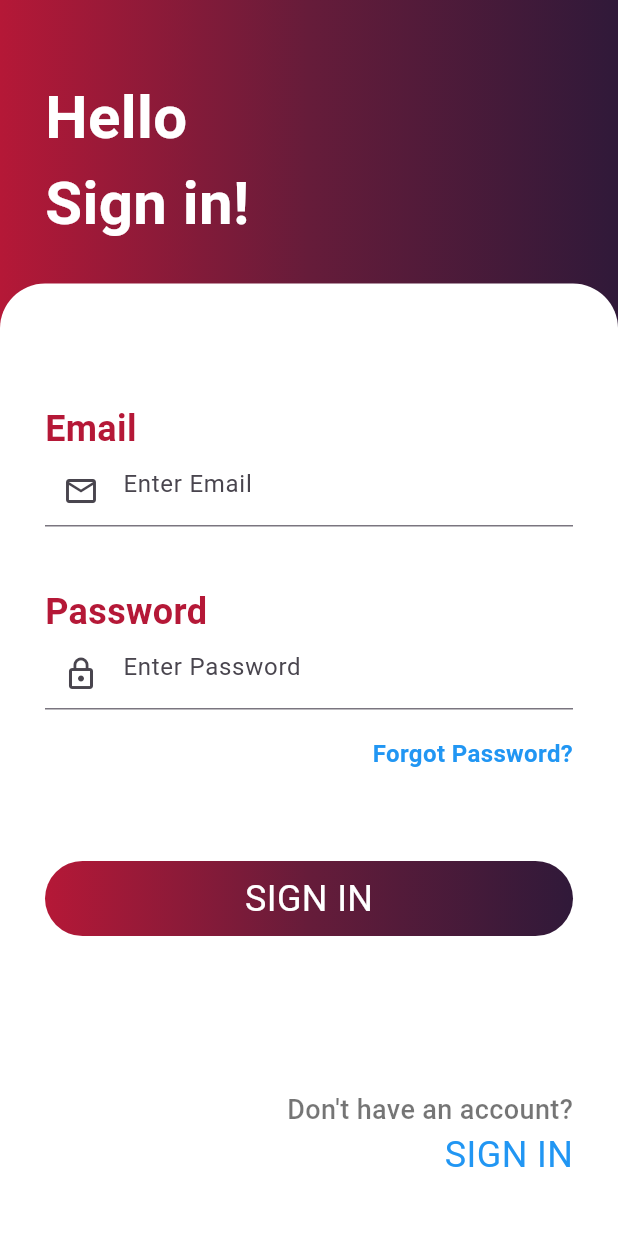
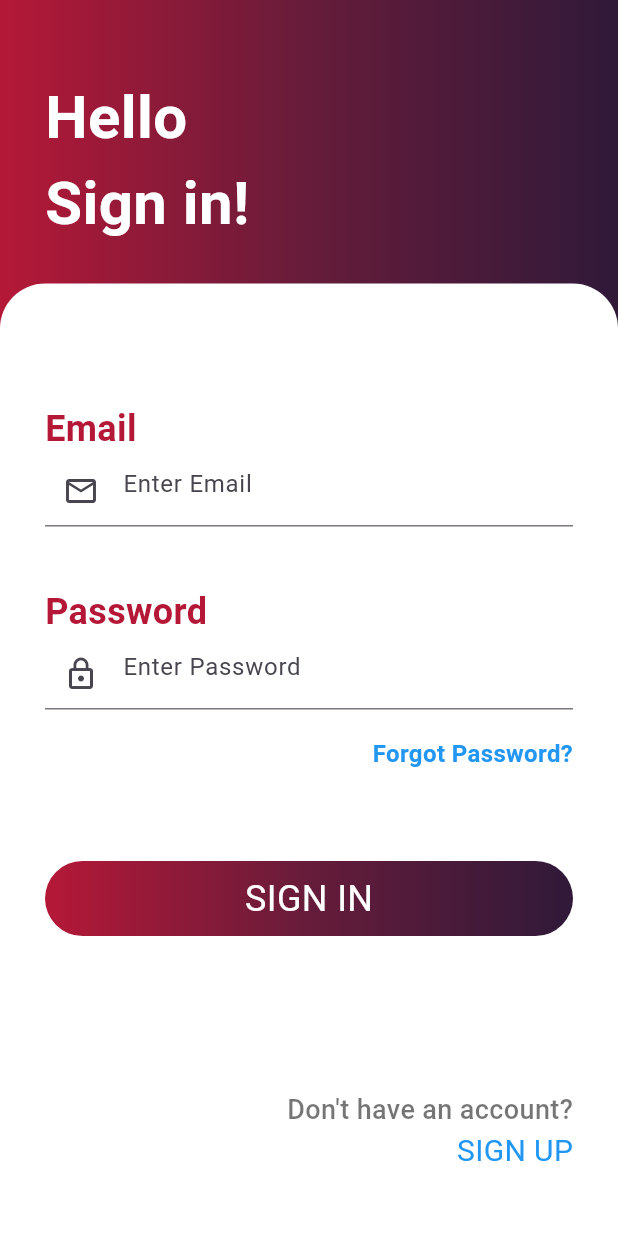
Before and after one commit to Piyushbhatt7/Login_Page, a Flutter app: the screen it shows after launch, on a phone screen of 412 x 824 dp. Run offline on Flutter 3.47's test engine with Material 3 defaults, Android fonts, the phone set to English and light mode, and no system bars.

Commit message:
signin screen

```diff
--- a/lib/pages/signin.dart
+++ b/lib/pages/signin.dart
@@ -153,10 +153,10 @@ class _SignInState extends State<SignIn> {
                                 ),
                                 ),
 
-                                Text("SIGN IN",
+                                Text("SIGN UP",
                                   style: TextStyle(
                                     color: Colors.blue,
-                                    fontSize: 24,
+                                    fontSize: 20,
                                   ),
                                 ),
 
```
